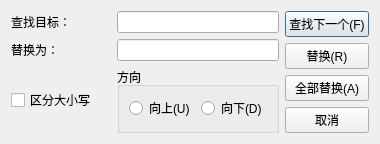
First picture: the form in experiment/exp2/replacedialog.ui, repository skmgt/QtLearnCourse, before the edit.
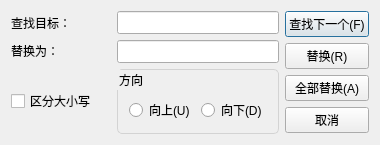
Second picture: the form after the edit.

```diff
--- a/experiment/exp2/replacedialog.ui
+++ b/experiment/exp2/replacedialog.ui
@@ -19,6 +19,11 @@
   <property name="windowTitle">
    <string>替换</string>
   </property>
+  <property name="styleSheet">
+   <string notr="true">QLineEdit{
+	padding-left: -3px; padding-top: 5px; 
+}</string>
+  </property>
   <layout class="QHBoxLayout" name="horizontalLayout_5">
    <item>
     <layout class="QVBoxLayout" name="verticalLayout_2">
@@ -103,6 +108,13 @@
        </item>
        <item>
         <widget class="QGroupBox" name="groupBox">
+         <property name="styleSheet">
+          <string notr="true">QGroupBox { 
+     border: 1px solid lightgray; 
+     border-radius: 5px; 
+   	padding: 5px; 
+}</string>
+         </property>
          <property name="title">
           <string>方向</string>
          </property>
```
